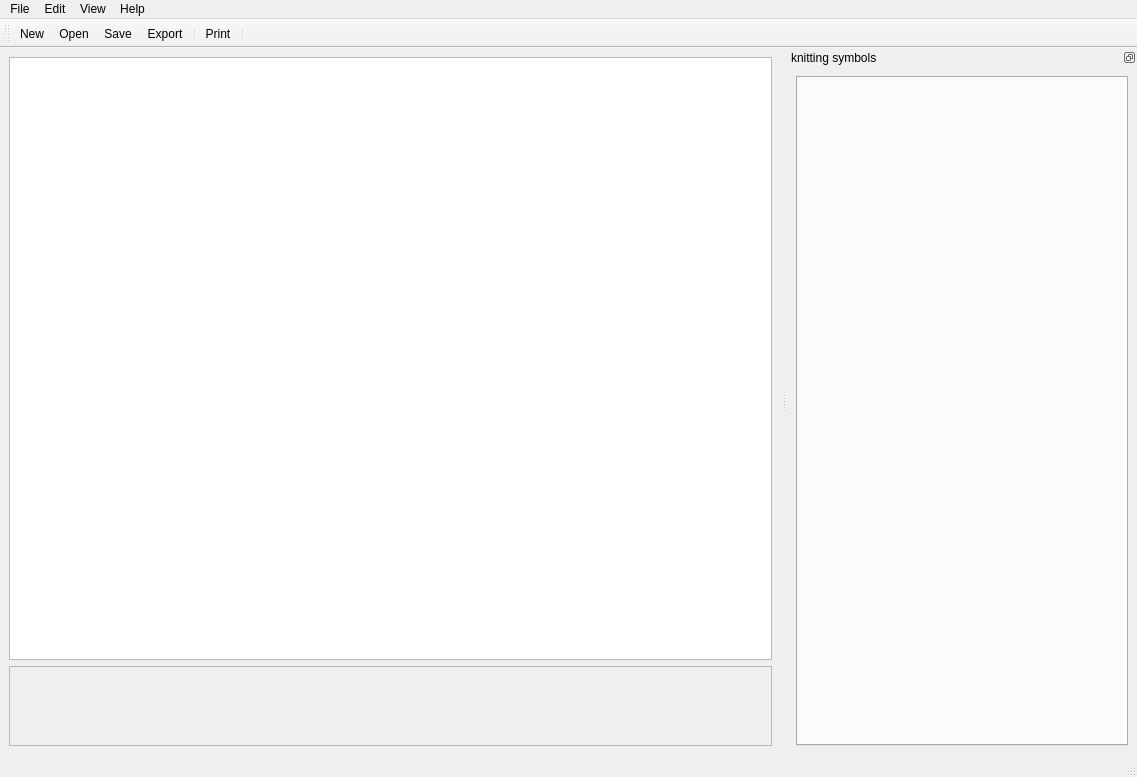
Before: the Qt Designer form gui/ui/mainWindow.ui in haskelladdict/sconcho, drawn with Qt 5.
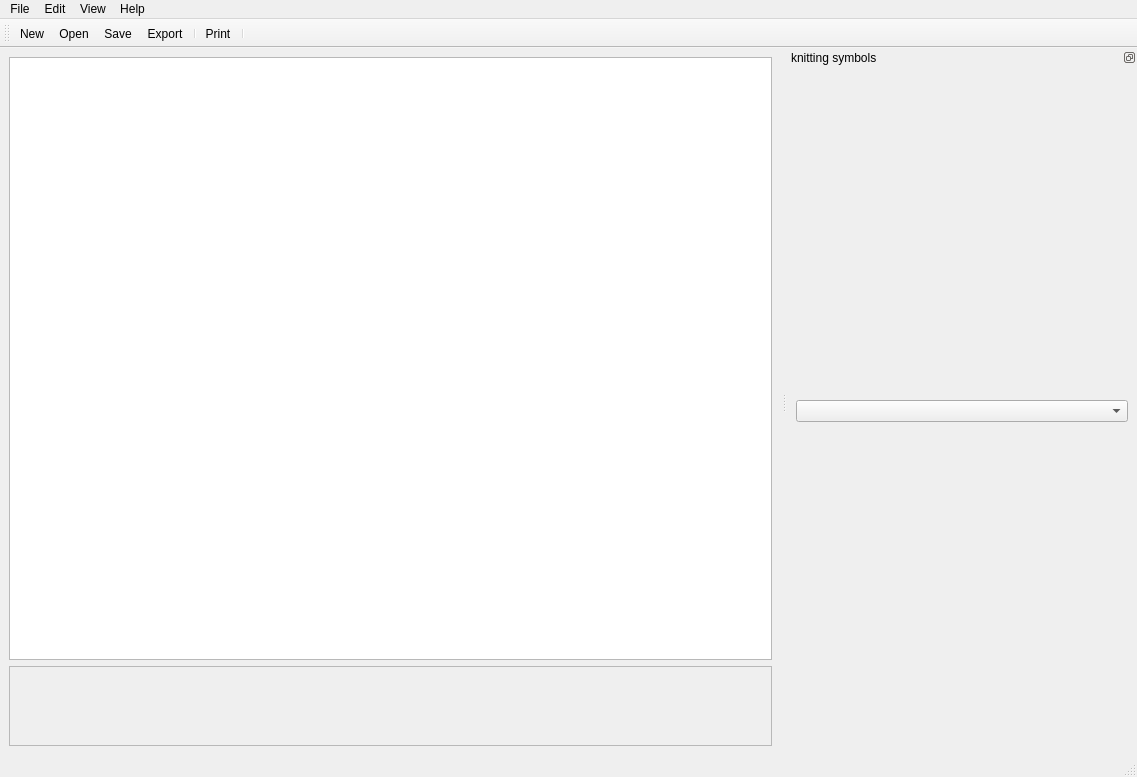
After: the same form once the commit is applied. Icons and pictures are not drawn.

Commit message:
Switched symbolSelectorWidget from TabWidget to
a comboBox selector. Compared to a tabWidget this
greatly improves visibility and should scale much
better to a larger number of categories.

The edit to the form file:
```diff
--- a/gui/ui/mainWindow.ui
+++ b/gui/ui/mainWindow.ui
@@ -131,7 +131,7 @@
    <property name="minimumSize">
     <size>
      <width>350</width>
-     <height>89</height>
+     <height>154</height>
     </size>
    </property>
    <property name="features">
@@ -144,19 +144,16 @@
     <number>2</number>
    </attribute>
    <widget class="QWidget" name="dockWidgetContents_3">
-    <layout class="QVBoxLayout" name="verticalLayout_2">
+    <layout class="QVBoxLayout" name="verticalLayout_3">
      <item>
-      <widget class="QTabWidget" name="symbolWidgetBase">
-       <property name="sizePolicy">
-        <sizepolicy hsizetype="Preferred" vsizetype="Expanding">
-         <horstretch>0</horstretch>
-         <verstretch>0</verstretch>
-        </sizepolicy>
-       </property>
-       <property name="currentIndex">
-        <number>-1</number>
-       </property>
-      </widget>
+      <layout class="QVBoxLayout" name="verticalLayout_2">
+       <item>
+        <widget class="QComboBox" name="patternCategoryChooser"/>
+       </item>
+       <item>
+        <layout class="QVBoxLayout" name="symbolSelectorLayout"/>
+       </item>
+      </layout>
      </item>
     </layout>
    </widget>
```
The commit also changes 6 other files.
